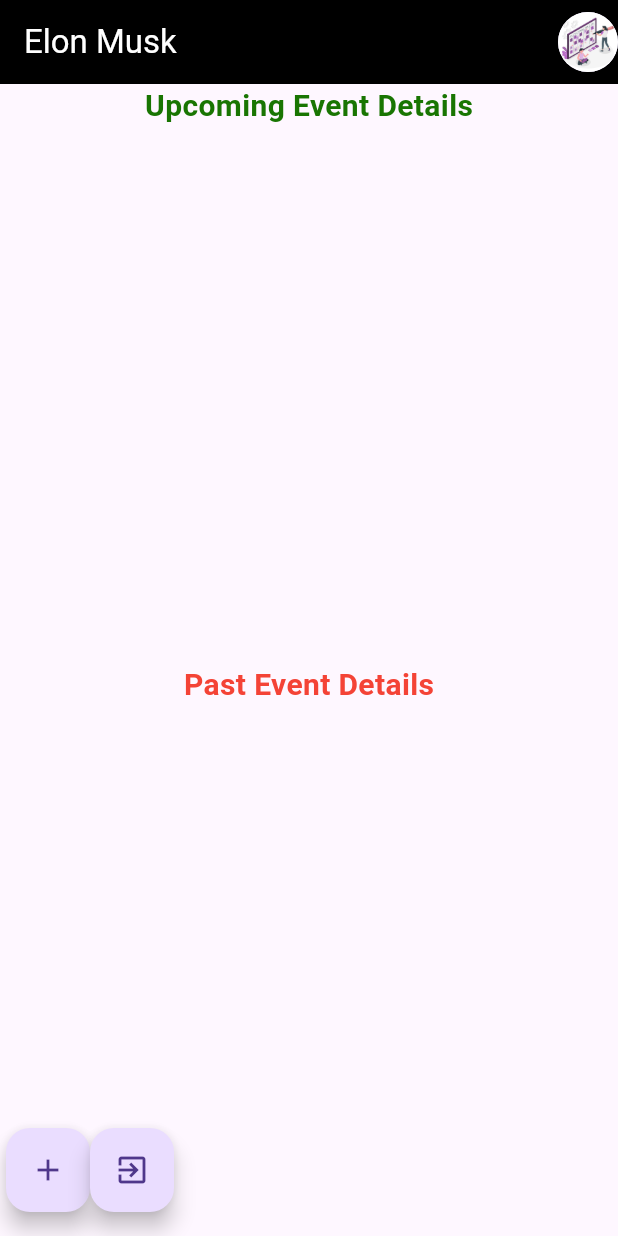
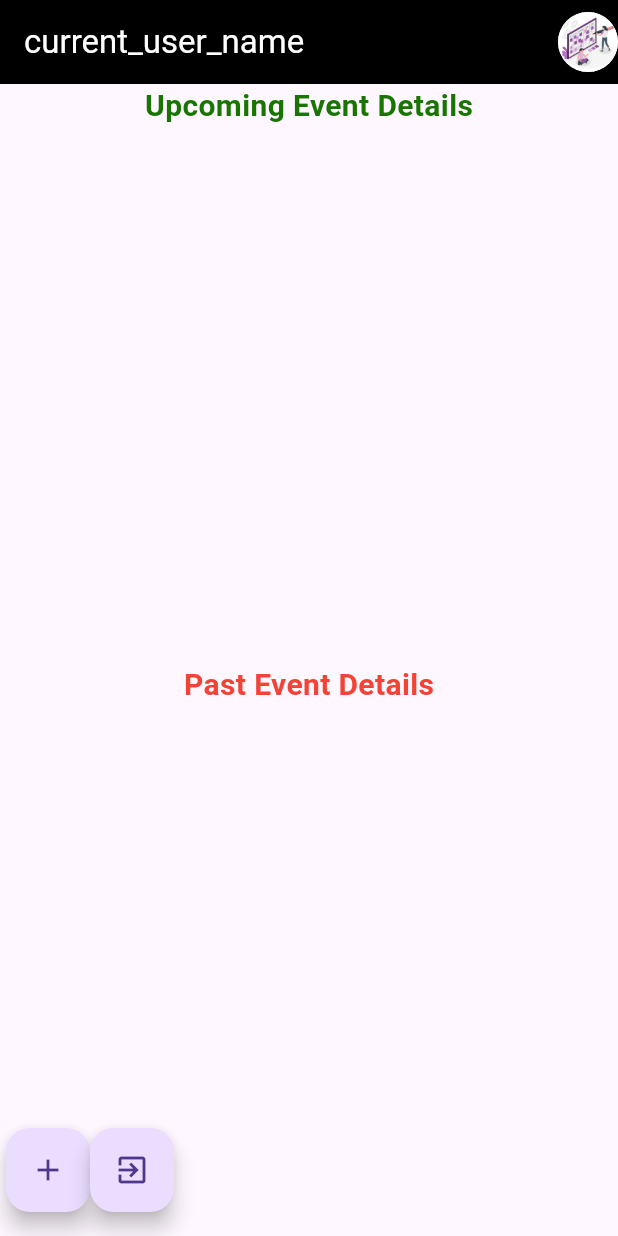
Before and after one commit to muhammedmidlajtv/espy, a Flutter app: the EventOrganizerPage screen opened directly, on a phone screen of 412 x 824 dp. Run offline on Flutter 3.47's test engine with Material 3 defaults, Android fonts, the phone set to English and light mode, and no system bars; our stand-ins replace cloud_firestore, file_picker, firebase_auth, firebase_core, firebase_storage, google_sign_in and 4 more; accounts and stored records are empty.

Commit message:
organiser dash updated

```diff
--- a/lib/main.dart
+++ b/lib/main.dart
@@ -4,9 +4,10 @@ import "dart:async";
 import 'package:espy/screen/splash.dart';
 import 'package:flutter/material.dart';
 import "package:firebase_core/firebase_core.dart";
+import 'package:shared_preferences/shared_preferences.dart';
 
-
-String current_logged_email= "";
+String current_logged_email = "";
+String current_user_name = "";
 
 const SAVE_KEY_NAME = 'UserLoggedIn ';
 
@@ -44,6 +45,12 @@ int? maxParticipants = 1;
 
 Future<void> main() async {
   WidgetsFlutterBinding.ensureInitialized();
+  // await SharedPreferences.getInstance().then((prefs) {
+  //   // Retrieve values from shared preferences
+  //   current_logged_email = prefs.getString('current_logged_email') ?? '';
+  //   current_user_name = prefs.getString('current_user_name') ?? '';
+  //   runApp(const MyApp());
+  // });
   await Firebase.initializeApp();
   runApp(const MyApp());
 }
--- a/lib/screen/authentication/auth_service.dart
+++ b/lib/screen/authentication/auth_service.dart
@@ -8,12 +8,11 @@ class AuthService {
 
   Future<User?> createUserWithEmailAndPassword(
       String email, String password) async {
-   // try {
+    // try {
 
-      final cred = await _auth.createUserWithEmailAndPassword(
-          email: email, password: password);
-      return cred.user;
-
+    final cred = await _auth.createUserWithEmailAndPassword(
+        email: email, password: password);
+    return cred.user;
 
     /* } catch (e) {
       log("Something went wrong");
@@ -76,4 +75,15 @@ class AuthService {
       log("Something went wrong");
     }
   }
+
+  Future<String?> getCurrentUserEmail() async {
+    final User? user = _auth.currentUser;
+    // print(user?.email);
+    if (user != null) {
+      return user.email;
+    }else{
+      return null;
+    }
+
+  }
 }
--- a/lib/screen/login/Login.dart
+++ b/lib/screen/login/Login.dart
@@ -12,8 +12,10 @@ import 'package:flutter/widgets.dart';
 import 'package:shared_preferences/shared_preferences.dart';
 import 'package:social_login_buttons/social_login_buttons.dart';
 import 'package:google_sign_in/google_sign_in.dart';
+
 // final _textController = TextEditingController();
-var isObscured=true;
+var isObscured = true;
+
 class Login extends StatefulWidget {
   Login({super.key});
 
@@ -108,9 +110,13 @@ class _LoginScreenState extends State<Login> {
                         border: OutlineInputBorder(
                           borderRadius: BorderRadius.circular(15.0),
                         ),
-                        suffixIcon: IconButton(icon: isObscured? Icon(Icons.visibility):Icon(Icons.visibility_off),onPressed:() {
+                        suffixIcon: IconButton(
+                          icon: isObscured
+                              ? Icon(Icons.visibility)
+                              : Icon(Icons.visibility_off),
+                          onPressed: () {
                             setState(() {
-                          isObscured=!isObscured;
+                              isObscured = !isObscured;
                             });
                           },
                         ),
@@ -261,6 +267,12 @@ class _LoginScreenState extends State<Login> {
       if (querySnapshot.docs.isNotEmpty) {
         final roleField =
             (querySnapshot.docs.first.data() as Map<String, dynamic>)['role'];
+        final current_user =
+            (querySnapshot.docs.first.data() as Map<String, dynamic>)['name'];
+
+             current_user_name = current_user.toString();
+
+
         if (roleField != null) {
           final String role = roleField.toString().toLowerCase();
           log(role);
@@ -291,11 +303,10 @@ class _LoginScreenState extends State<Login> {
           checkRole(email);
           log("User Logged In");
           current_logged_email = email;
+
           print(current_logged_email);
 
           //sharedpreferences
-
-
 
           //
         } else {
--- a/lib/screen/organizerscreens/editing_screen.dart
+++ b/lib/screen/organizerscreens/editing_screen.dart
@@ -120,7 +120,8 @@ class _EditEventScreenState extends State<EditEventScreen> {
                     await eventDoc.reference.update({
                       'date': selectedDate.toString(),
                       'venue': newVenue.text,
-                      'reg_link': newRegLink.text
+                      'reg_link': newRegLink.text,
+                      'time' : eventTimeController.text
                       // Update other fields as needed
                     });
                   }
--- a/lib/screen/organizerscreens/organizer.dart
+++ b/lib/screen/organizerscreens/organizer.dart
@@ -10,6 +10,29 @@ import 'package:intl/intl.dart';
 import 'package:shared_preferences/shared_preferences.dart';
 
 final auth = AuthService();
+
+String? currentLogged = "";
+
+
+Future<String?> getNameFromEmail(String email) async {
+  try {
+    QuerySnapshot querySnapshot = await FirebaseFirestore.instance
+        .collection('user_login')
+        .where('email', isEqualTo: email)
+        .limit(1)
+        .get();
+
+    if (querySnapshot.docs.isNotEmpty) {
+      return querySnapshot.docs.first['name'];
+    } else {
+      return null; // User with the provided email not found
+    }
+  } catch (e) {
+    print('Error fetching name: $e');
+    return null;
+  }
+}
+
 
 class EventOrganizerApp extends StatelessWidget {
   @override
@@ -29,10 +52,31 @@ class EventOrganizerApp extends StatelessWidget {
 class EventOrganizerPage extends StatelessWidget {
   @override
   Widget build(BuildContext context) {
+    return FutureBuilder<String?>(
+      future: auth.getCurrentUserEmail(),
+      builder: (context, snapshot) {
+        if (snapshot.connectionState == ConnectionState.waiting) {
+          // Return a loading indicator while fetching data
+          return CircularProgressIndicator();
+        } else {
+          // Once data is fetched, check if there's any error
+          if (snapshot.hasError) {
+            return Center(
+              child: Text("Error: ${snapshot.error}"),
+            );
+          } else {
+            // If no error, get the current user's email
+            String? currentLogged = snapshot.data;
+            print(
+                "/////${currentLogged}"); // Now this should print the actual email
+
+
+
+
             return Scaffold(
               appBar: AppBar(
                 title: Text(
-          'Elon Musk',
+                  "current_user_name",
                   style: TextStyle(color: Colors.white),
                 ),
                 backgroundColor: Colors.black,
@@ -56,27 +100,36 @@ class EventOrganizerPage extends StatelessWidget {
                   //code for Upcoming events
                   Expanded(
                     child: StreamBuilder(
-              stream:
-                  FirebaseFirestore.instance.collection("events").snapshots(),
+                      stream: FirebaseFirestore.instance
+                          .collection("events")
+                          .where("organiser_id",
+                              isEqualTo:
+                                  currentLogged) // Filter events by user's email
+                          .snapshots(),
                       builder: (context, snapshot) {
-                if (snapshot.connectionState == ConnectionState.active) {
+                        if (snapshot.connectionState ==
+                            ConnectionState.active) {
                           if (snapshot.hasData) {
                             return ListView.builder(
                               itemBuilder: (context, index) {
-                        DateTime dateTime = DateTime.parse(
-                            snapshot.data!.docs[index]["date"].toString());
+                                DateTime dateTime = DateTime.parse(snapshot
+                                    .data!.docs[index]["date"]
+                                    .toString());
                                 // Check if the event date is after today
                                 if (dateTime.isAfter(DateTime.now())) {
                                   String formattedDate =
                                       DateFormat('yyyy-MM-dd').format(dateTime);
 
                                   return EventTile(
-                            name: snapshot.data!.docs[index]["name"].toString(),
-                            place:
-                                snapshot.data!.docs[index]["venue"].toString(),
-                            time: snapshot.data!.docs[index]["time"].toString(),
+                                    name: snapshot.data!.docs[index]["name"]
+                                        .toString(),
+                                    place: snapshot.data!.docs[index]["venue"]
+                                        .toString(),
+                                    time: snapshot.data!.docs[index]["time"]
+                                        .toString(),
                                     date: formattedDate,
-                            type: snapshot.data!.docs[index]["type"].toString(),
+                                    type: snapshot.data!.docs[index]["type"]
+                                        .toString(),
                                     onDelete: () async {
                                       await FirebaseFirestore.instance
                                           .collection("events")
@@ -123,27 +176,36 @@ class EventOrganizerPage extends StatelessWidget {
                   //code for past events
                   Expanded(
                     child: StreamBuilder(
-              stream:
-                  FirebaseFirestore.instance.collection("events").snapshots(),
+                      stream: FirebaseFirestore.instance
+                          .collection("events")
+                          .where("organiser_id",
+                              isEqualTo:
+                                  currentLogged) // Filter events by user's email
+                          .snapshots(),
                       builder: (context, snapshot) {
-                if (snapshot.connectionState == ConnectionState.active) {
+                        if (snapshot.connectionState ==
+                            ConnectionState.active) {
                           if (snapshot.hasData) {
                             return ListView.builder(
                               itemBuilder: (context, index) {
-                        DateTime dateTime = DateTime.parse(
-                            snapshot.data!.docs[index]["date"].toString());
+                                DateTime dateTime = DateTime.parse(snapshot
+                                    .data!.docs[index]["date"]
+                                    .toString());
                                 // Check if the event date is before today
                                 if (dateTime.isBefore(DateTime.now())) {
                                   String formattedDate =
                                       DateFormat('yyyy-MM-dd').format(dateTime);
 
                                   return EventTile1(
-                            name: snapshot.data!.docs[index]["name"].toString(),
-                            place:
-                                snapshot.data!.docs[index]["venue"].toString(),
-                            time: snapshot.data!.docs[index]["time"].toString(),
+                                    name: snapshot.data!.docs[index]["name"]
+                                        .toString(),
+                                    place: snapshot.data!.docs[index]["venue"]
+                                        .toString(),
+                                    time: snapshot.data!.docs[index]["time"]
+                                        .toString(),
                                     date: formattedDate,
-                            type: snapshot.data!.docs[index]["type"].toString(),
+                                    type: snapshot.data!.docs[index]["type"]
+                                        .toString(),
                                     onDelete: () async {
                                       await FirebaseFirestore.instance
                                           .collection("events")
@@ -184,7 +246,8 @@ class EventOrganizerPage extends StatelessWidget {
                   children: [
                     FloatingActionButton(
                       onPressed: () {
-                Navigator.push(context, MaterialPageRoute(builder: (context) {
+                        Navigator.push(context,
+                            MaterialPageRoute(builder: (context) {
                           return OrganiserForm();
                         }));
                         // Handle add new event action
@@ -195,7 +258,8 @@ class EventOrganizerPage extends StatelessWidget {
                       onPressed: () async {
                         await auth.signout();
                         goToLogin(context);
-                final _sharedPrefs = await SharedPreferences.getInstance();
+                        final _sharedPrefs =
+                            await SharedPreferences.getInstance();
                         await _sharedPrefs.setBool("organizerloggedin", false);
                       },
                       child: Icon(Icons.exit_to_app),
@@ -204,6 +268,11 @@ class EventOrganizerPage extends StatelessWidget {
                 ),
               ),
             );
+          }
+        }
+      },
+    );
+
   }
 }
 
@@ -289,17 +358,13 @@ class EventTile extends StatelessWidget {
                     // ),
                     IconButton(
                       icon: Icon(Icons.edit),
-                        onPressed:
-                        () {
-                          // Navigator.of(context).pop()
-                          // print(name);
-
+                      onPressed: () {
                         Navigator.push(context,
                             MaterialPageRoute(builder: (context) {
-                            return EditEventScreen(eventName: name.toString());
+                          String name1;
+                          return EditEventScreen( eventName: 'name');
                         }));
-                        ;
-                        // onEdit();
+                        onEdit();
                       },
                     )
                   ],
@@ -415,13 +480,11 @@ class EventTile1 extends StatelessWidget {
                     IconButton(
                       icon: Icon(Icons.edit),
                       onPressed: () {
-                        // Navigator.of(context).pop()
-                        // print(name);
-
                         Navigator.push(context,
                             MaterialPageRoute(builder: (context) {
-                          return EditEventScreen(eventName: name.toString());
+                          return EditEventScreen( eventName: name);
                         }));
+                        onEdit();
                       },
                     )
                   ],
@@ -436,42 +499,6 @@ class EventTile1 extends StatelessWidget {
                     //       color: Colors.red.shade900,
                     //       fontSize: 18,
                     //       fontWeight: FontWeight.w500),
-                    // ),
-                    // StreamBuilder(
-                    //   stream: FirebaseFirestore.instance
-                    //       .collection("events")
-                    //       .snapshots(),
-                    //   builder: (context, snapshot) {
-                    //     if (snapshot.connectionState ==
-                    //         ConnectionState.active) {
-                    //       if (snapshot.hasData) {
-                    //         return EditEventScreen(
-                    //           // organizerEmail: auth.currentUserEmail,
-                    //           currentName:
-                    //               snapshot.data!.docs["name"].toString(),
-                    //           currentVenue: snapshot.data!.docs[index]["venue"]
-                    //               .toString(),
-                    //           currentDate:
-                    //               snapshot.data!.docs[index]["date"].toString(),
-                    //           currentRegLink: snapshot
-                    //               .data!.docs[index]["reg_link"]
-                    //               .toString(),
-                    //         );
-                    //       } else if (snapshot.hasError) {
-                    //         return Center(
-                    //           child: Text("${snapshot.error.toString()}"),
-                    //         );
-                    //       } else {
-                    //         return Center(
-                    //           child: Text("No data found"),
-                    //         );
-                    //       }
-                    //     } else {
-                    //       return Center(
-                    //         child: CircularProgressIndicator(),
-                    //       );
-                    //     }
-                    //   },
                     // ),
                     IconButton(
                       icon: Icon(Icons.delete),
--- a/lib/screen/organizerscreens/registration.dart
+++ b/lib/screen/organizerscreens/registration.dart
@@ -1,13 +1,29 @@
 import 'package:cloud_firestore/cloud_firestore.dart';
+import 'package:espy/screen/authentication/auth_service.dart';
+import 'package:espy/screen/organizerscreens/organizer.dart';
 import 'package:flutter/material.dart';
 import 'package:flutter/services.dart'; // Import 'package:flutter/services.dart' for TextInputFormatter
 import 'package:espy/main.dart';
+
+final auth = AuthService();
+
+String current_email = "";
 
 class RegistrationDetailsPage extends StatelessWidget {
 
 
   @override
   Widget build(BuildContext context) {
+    return FutureBuilder<String?>(
+      future: auth.getCurrentUserEmail(),
+      builder: (context, snapshot) {
+        if (snapshot.connectionState == ConnectionState.waiting) {
+          return CircularProgressIndicator(); // Or any loading indicator
+        } else if (snapshot.hasError) {
+          return Text('Error: ${snapshot.error}');
+        } else {
+          current_email = snapshot.data ?? "";
+          print("${current_email}");
           return Scaffold(
             appBar: AppBar(
               title: Text(
@@ -30,26 +46,24 @@ class RegistrationDetailsPage extends StatelessWidget {
                       ),
                     ),
                     SizedBox(height: 20.0),
-              RegistrationForm(
-
-                  ),
+                    RegistrationForm(),
                   ],
                 ),
               ),
             ),
           );
         }
+      },
+    );
+  }
 }
 
 class RegistrationForm extends StatefulWidget {
-
   @override
   _RegistrationFormState createState() => _RegistrationFormState();
 }
 
 class _RegistrationFormState extends State<RegistrationForm> {
-
-
   final GlobalKey<FormState> _formKey = GlobalKey<FormState>();
 
   @override
@@ -194,7 +208,6 @@ class _RegistrationFormState extends State<RegistrationForm> {
                 CollectionReference collRef =
                     FirebaseFirestore.instance.collection('events');
                 collRef.add({
-
                   //controllers from events basic information page
 
                   'name': eventNameController.text,
@@ -203,7 +216,7 @@ class _RegistrationFormState extends State<RegistrationForm> {
                   'type': eventType.toString(),
                   'mode': eventMode.toString(),
                   'description': eventDescriptionController.text,
-                  'date' : selectedDate.toString(),
+                  'date': selectedDate.toString(),
                   'speaker_desig': designationController.text,
                   'skill': skillController.text,
                   'speaker_name': nameController.text,
@@ -227,18 +240,17 @@ class _RegistrationFormState extends State<RegistrationForm> {
                   'fee': participationAmount.toString(),
                   'minparticipants': minParticipants.toString(),
                   'maxparticipans': maxParticipants.toString(),
-                  "organiser_id": current_logged_email.toString(),
-
-
-                }
-                );
+                  "organiser_id": current_email,
+                });
+                Navigator.push(context, MaterialPageRoute(builder: (context) {
+                  return EventOrganizerApp();
+                }));
               } else {
                 ScaffoldMessenger.of(context).showSnackBar(
                   SnackBar(content: Text('Please fill in all required fields')),
                 );
               }
               print(eventNameController.text);
-
             },
             child: Text('Publish'),
           ),
```
Also changed, not shown: lib/screen/profile.dart (+13 -3 lines). Lines whose indentation alone changed are shown as unchanged.
